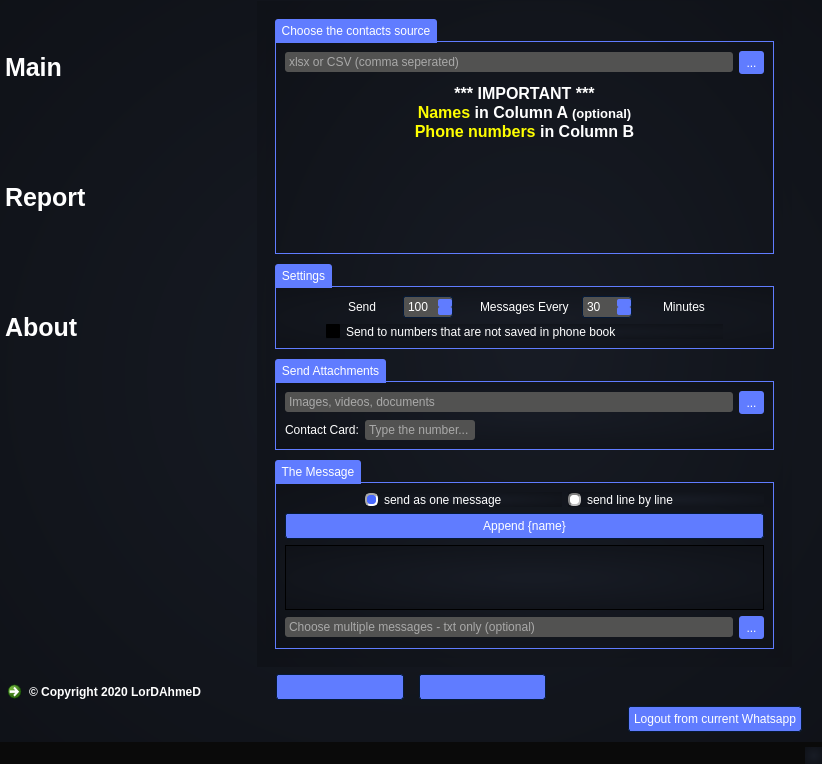
This is untitled.ui in thelordahmed/Whatsapp-bulk-sender as Qt 5 draws it before an edit. The edited form follows.
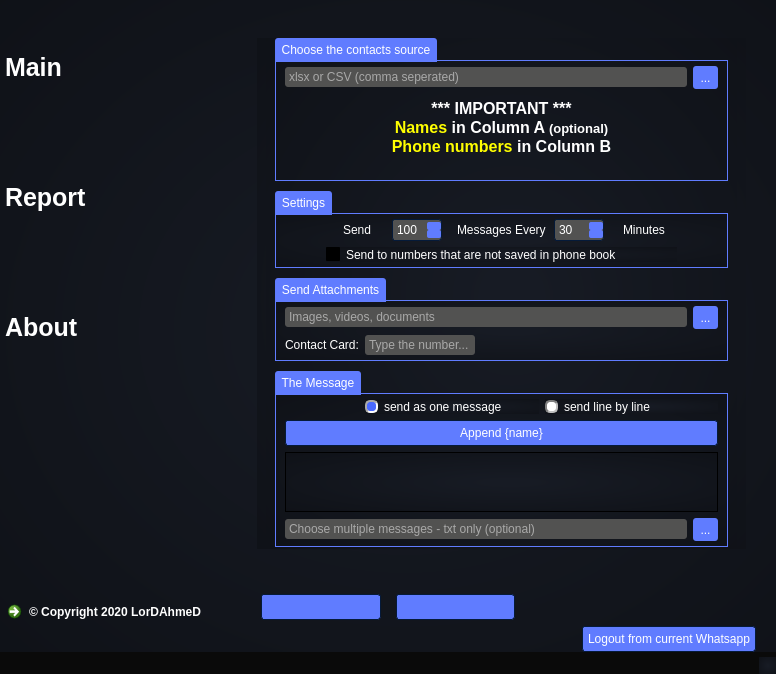
This is the edited form. Icons and pictures are not drawn.

What changed in the file:
```diff
--- a/untitled.ui
+++ b/untitled.ui
@@ -6,8 +6,8 @@
    <rect>
     <x>0</x>
     <y>0</y>
-    <width>822</width>
-    <height>764</height>
+    <width>776</width>
+    <height>674</height>
    </rect>
   </property>
   <property name="minimumSize">
@@ -1185,6 +1185,12 @@
 </string>
   </property>
   <widget class="QWidget" name="centralwidget">
+   <property name="sizePolicy">
+    <sizepolicy hsizetype="Preferred" vsizetype="Fixed">
+     <horstretch>0</horstretch>
+     <verstretch>0</verstretch>
+    </sizepolicy>
+   </property>
    <layout class="QGridLayout" name="gridLayout_2">
     <property name="leftMargin">
      <number>0</number>
@@ -1196,7 +1202,7 @@
      <number>0</number>
     </property>
     <property name="bottomMargin">
-     <number>10</number>
+     <number>0</number>
     </property>
     <item row="1" column="0">
      <widget class="QCommandLinkButton" name="commandLinkButton">
@@ -1426,6 +1432,12 @@
       </item>
       <item>
        <widget class="QTabWidget" name="tabWidget">
+        <property name="sizePolicy">
+         <sizepolicy hsizetype="Expanding" vsizetype="Fixed">
+          <horstretch>0</horstretch>
+          <verstretch>0</verstretch>
+         </sizepolicy>
+        </property>
         <property name="maximumSize">
          <size>
           <width>16777215</width>
@@ -1483,6 +1495,12 @@
           <string>Tab 1</string>
          </attribute>
          <layout class="QVBoxLayout" name="verticalLayout_6" stretch="0">
+          <property name="topMargin">
+           <number>0</number>
+          </property>
+          <property name="bottomMargin">
+           <number>0</number>
+          </property>
           <item>
            <widget class="QFrame" name="frame">
             <property name="sizePolicy">
@@ -1542,8 +1560,20 @@
              <property name="sizeConstraint">
               <enum>QLayout::SetDefaultConstraint</enum>
              </property>
+             <property name="topMargin">
+              <number>0</number>
+             </property>
+             <property name="bottomMargin">
+              <number>0</number>
+             </property>
              <item>
               <widget class="QGroupBox" name="groupBox">
+               <property name="sizePolicy">
+                <sizepolicy hsizetype="Preferred" vsizetype="Fixed">
+                 <horstretch>0</horstretch>
+                 <verstretch>0</verstretch>
+                </sizepolicy>
+               </property>
                <property name="maximumSize">
                 <size>
                  <width>16777215</width>
@@ -1570,14 +1600,26 @@
                 <bool>false</bool>
                </property>
                <layout class="QVBoxLayout" name="verticalLayout">
+                <property name="topMargin">
+                 <number>5</number>
+                </property>
+                <property name="bottomMargin">
+                 <number>5</number>
+                </property>
                 <item>
                  <layout class="QGridLayout" name="gridLayout">
                   <item row="1" column="0">
                    <widget class="QTextBrowser" name="textBrowser">
+                    <property name="sizePolicy">
+                     <sizepolicy hsizetype="Expanding" vsizetype="Fixed">
+                      <horstretch>0</horstretch>
+                      <verstretch>0</verstretch>
+                     </sizepolicy>
+                    </property>
                     <property name="maximumSize">
                      <size>
                       <width>16777215</width>
-                      <height>16777215</height>
+                      <height>80</height>
                      </size>
                     </property>
                     <property name="font">
@@ -1605,7 +1647,7 @@
                      <string>&lt;!DOCTYPE HTML PUBLIC &quot;-//W3C//DTD HTML 4.0//EN&quot; &quot;http://www.w3.org/TR/REC-html40/strict.dtd&quot;&gt;
 &lt;html&gt;&lt;head&gt;&lt;meta name=&quot;qrichtext&quot; content=&quot;1&quot; /&gt;&lt;style type=&quot;text/css&quot;&gt;
 p, li { white-space: pre-wrap; }
-&lt;/style&gt;&lt;/head&gt;&lt;body style=&quot; font-family:'arial'; font-size:8.25pt; font-weight:400; font-style:normal;&quot;&gt;
+&lt;/style&gt;&lt;/head&gt;&lt;body style=&quot; font-family:'arial'; font-size:13pt; font-weight:400; font-style:normal;&quot;&gt;
 &lt;p align=&quot;center&quot; style=&quot; margin-top:0px; margin-bottom:0px; margin-left:0px; margin-right:0px; -qt-block-indent:0; text-indent:0px;&quot;&gt;&lt;span style=&quot; font-family:'MS Shell Dlg 2'; font-size:12pt; font-weight:600; color:#ffffff;&quot;&gt;*** IMPORTANT ***&lt;/span&gt;&lt;/p&gt;
 &lt;p align=&quot;center&quot; style=&quot; margin-top:0px; margin-bottom:0px; margin-left:0px; margin-right:0px; -qt-block-indent:0; text-indent:0px;&quot;&gt;&lt;span style=&quot; font-family:'MS Shell Dlg 2'; font-size:12pt; font-weight:600; color:#ffff00;&quot;&gt;Names&lt;/span&gt;&lt;span style=&quot; font-family:'MS Shell Dlg 2'; font-size:12pt; font-weight:600;&quot;&gt; in Column A &lt;/span&gt;&lt;span style=&quot; font-family:'MS Shell Dlg 2'; font-size:10pt; font-weight:600;&quot;&gt;(optional)&lt;/span&gt;&lt;/p&gt;
 &lt;p align=&quot;center&quot; style=&quot; margin-top:0px; margin-bottom:0px; margin-left:0px; margin-right:0px; -qt-block-indent:0; text-indent:0px;&quot;&gt;&lt;span style=&quot; font-family:'MS Shell Dlg 2'; font-size:12pt; font-weight:600; color:#ffff00;&quot;&gt;Phone numbers&lt;/span&gt;&lt;span style=&quot; font-family:'MS Shell Dlg 2'; font-size:12pt; font-weight:600;&quot;&gt; in Column B&lt;/span&gt;&lt;/p&gt;&lt;/body&gt;&lt;/html&gt;</string>
@@ -1640,6 +1682,12 @@
              </item>
              <item>
               <widget class="QGroupBox" name="groupBox_2">
+               <property name="sizePolicy">
+                <sizepolicy hsizetype="Preferred" vsizetype="Fixed">
+                 <horstretch>0</horstretch>
+                 <verstretch>0</verstretch>
+                </sizepolicy>
+               </property>
                <property name="maximumSize">
                 <size>
                  <width>16777215</width>
@@ -1658,9 +1706,15 @@
                 <property name="leftMargin">
                  <number>50</number>
                 </property>
+                <property name="topMargin">
+                 <number>5</number>
+                </property>
                 <property name="rightMargin">
                  <number>50</number>
                 </property>
+                <property name="bottomMargin">
+                 <number>5</number>
+                </property>
                 <item>
                  <layout class="QVBoxLayout" name="verticalLayout_2">
                   <item>
@@ -1782,6 +1836,12 @@
              </item>
              <item>
               <widget class="QGroupBox" name="groupBox_3">
+               <property name="sizePolicy">
+                <sizepolicy hsizetype="Preferred" vsizetype="Fixed">
+                 <horstretch>0</horstretch>
+                 <verstretch>0</verstretch>
+                </sizepolicy>
+               </property>
                <property name="maximumSize">
                 <size>
                  <width>16777215</width>
@@ -1792,6 +1852,12 @@
                 <string>Send Attachments</string>
                </property>
                <layout class="QFormLayout" name="formLayout">
+                <property name="topMargin">
+                 <number>5</number>
+                </property>
+                <property name="bottomMargin">
+                 <number>5</number>
+                </property>
                 <item row="0" column="0" colspan="2">
                  <layout class="QHBoxLayout" name="horizontalLayout_2">
                   <item>
@@ -1836,6 +1902,12 @@
              </item>
              <item>
               <widget class="QGroupBox" name="groupBox_4">
+               <property name="sizePolicy">
+                <sizepolicy hsizetype="Preferred" vsizetype="Fixed">
+                 <horstretch>0</horstretch>
+                 <verstretch>0</verstretch>
+                </sizepolicy>
+               </property>
                <property name="maximumSize">
                 <size>
                  <width>16777215</width>
@@ -1849,6 +1921,12 @@
                 <set>Qt::AlignLeading|Qt::AlignLeft|Qt::AlignVCenter</set>
                </property>
                <layout class="QVBoxLayout" name="verticalLayout_4" stretch="0,0,0,0">
+                <property name="topMargin">
+                 <number>5</number>
+                </property>
+                <property name="bottomMargin">
+                 <number>5</number>
+                </property>
                 <item>
                  <layout class="QHBoxLayout" name="horizontalLayout_3">
                   <property name="leftMargin">
@@ -1896,7 +1974,14 @@
                  </widget>
                 </item>
                 <item>
-                 <widget class="QPlainTextEdit" name="message_text"/>
+                 <widget class="QPlainTextEdit" name="message_text">
+                  <property name="maximumSize">
+                   <size>
+                    <width>16777215</width>
+                    <height>60</height>
+                   </size>
+                  </property>
+                 </widget>
                 </item>
                 <item>
                  <layout class="QHBoxLayout" name="horizontalLayout_6">
@@ -1946,12 +2031,12 @@
             <attribute name="horizontalHeaderCascadingSectionResizes">
              <bool>false</bool>
             </attribute>
-            <attribute name="horizontalHeaderDefaultSectionSize">
-             <number>125</number>
-            </attribute>
             <attribute name="horizontalHeaderMinimumSectionSize">
              <number>39</number>
             </attribute>
+            <attribute name="horizontalHeaderDefaultSectionSize">
+             <number>125</number>
+            </attribute>
             <attribute name="horizontalHeaderStretchLastSection">
              <bool>true</bool>
             </attribute>
@@ -2065,8 +2150,8 @@
              <string>&lt;!DOCTYPE HTML PUBLIC &quot;-//W3C//DTD HTML 4.0//EN&quot; &quot;http://www.w3.org/TR/REC-html40/strict.dtd&quot;&gt;
 &lt;html&gt;&lt;head&gt;&lt;meta name=&quot;qrichtext&quot; content=&quot;1&quot; /&gt;&lt;style type=&quot;text/css&quot;&gt;
 p, li { white-space: pre-wrap; }
-&lt;/style&gt;&lt;/head&gt;&lt;body style=&quot; font-family:'arial'; font-size:8.25pt; font-weight:400; font-style:normal;&quot;&gt;
-&lt;p align=&quot;center&quot; style=&quot;-qt-paragraph-type:empty; margin-top:0px; margin-bottom:0px; margin-left:0px; margin-right:0px; -qt-block-indent:0; text-indent:0px;&quot;&gt;&lt;br /&gt;&lt;/p&gt;
+&lt;/style&gt;&lt;/head&gt;&lt;body style=&quot; font-family:'arial'; font-size:13pt; font-weight:400; font-style:normal;&quot;&gt;
+&lt;p align=&quot;center&quot; style=&quot;-qt-paragraph-type:empty; margin-top:0px; margin-bottom:0px; margin-left:0px; margin-right:0px; -qt-block-indent:0; text-indent:0px; font-size:8.25pt;&quot;&gt;&lt;br /&gt;&lt;/p&gt;
 &lt;p align=&quot;center&quot; style=&quot;-qt-paragraph-type:empty; margin-top:0px; margin-bottom:0px; margin-left:0px; margin-right:0px; -qt-block-indent:0; text-indent:0px; font-family:'MS Shell Dlg 2'; font-size:22pt; font-weight:600;&quot;&gt;&lt;br /&gt;&lt;/p&gt;
 &lt;p align=&quot;center&quot; style=&quot;-qt-paragraph-type:empty; margin-top:0px; margin-bottom:0px; margin-left:0px; margin-right:0px; -qt-block-indent:0; text-indent:0px; font-family:'MS Shell Dlg 2'; font-size:22pt; font-weight:600;&quot;&gt;&lt;br /&gt;&lt;/p&gt;
 &lt;p align=&quot;center&quot; style=&quot; margin-top:0px; margin-bottom:0px; margin-left:0px; margin-right:0px; -qt-block-indent:0; text-indent:0px;&quot;&gt;&lt;span style=&quot; font-family:'MS Shell Dlg 2'; font-size:22pt; font-weight:600;&quot;&gt;Thanks for using my software :)&lt;/span&gt;&lt;/p&gt;&lt;/body&gt;&lt;/html&gt;</string>
@@ -2094,8 +2179,8 @@
              <string>&lt;!DOCTYPE HTML PUBLIC &quot;-//W3C//DTD HTML 4.0//EN&quot; &quot;http://www.w3.org/TR/REC-html40/strict.dtd&quot;&gt;
 &lt;html&gt;&lt;head&gt;&lt;meta name=&quot;qrichtext&quot; content=&quot;1&quot; /&gt;&lt;style type=&quot;text/css&quot;&gt;
 p, li { white-space: pre-wrap; }
-&lt;/style&gt;&lt;/head&gt;&lt;body style=&quot; font-family:'arial'; font-size:8.25pt; font-weight:400; font-style:normal;&quot;&gt;
-&lt;p align=&quot;center&quot; style=&quot;-qt-paragraph-type:empty; margin-top:0px; margin-bottom:0px; margin-left:0px; margin-right:0px; -qt-block-indent:0; text-indent:0px;&quot;&gt;&lt;br /&gt;&lt;/p&gt;
+&lt;/style&gt;&lt;/head&gt;&lt;body style=&quot; font-family:'arial'; font-size:13pt; font-weight:400; font-style:normal;&quot;&gt;
+&lt;p align=&quot;center&quot; style=&quot;-qt-paragraph-type:empty; margin-top:0px; margin-bottom:0px; margin-left:0px; margin-right:0px; -qt-block-indent:0; text-indent:0px; font-size:8.25pt;&quot;&gt;&lt;br /&gt;&lt;/p&gt;
 &lt;p align=&quot;center&quot; style=&quot;-qt-paragraph-type:empty; margin-top:0px; margin-bottom:0px; margin-left:0px; margin-right:0px; -qt-block-indent:0; text-indent:0px; font-family:'MS Shell Dlg 2'; font-size:18pt; font-weight:600;&quot;&gt;&lt;br /&gt;&lt;/p&gt;
 &lt;p align=&quot;center&quot; style=&quot;-qt-paragraph-type:empty; margin-top:0px; margin-bottom:0px; margin-left:0px; margin-right:0px; -qt-block-indent:0; text-indent:0px; font-family:'MS Shell Dlg 2'; font-size:18pt; font-weight:600;&quot;&gt;&lt;br /&gt;&lt;/p&gt;
 &lt;p align=&quot;center&quot; style=&quot; margin-top:0px; margin-bottom:0px; margin-left:0px; margin-right:0px; -qt-block-indent:0; text-indent:0px;&quot;&gt;&lt;span style=&quot; font-family:'MS Shell Dlg 2'; font-size:18pt; font-weight:600;&quot;&gt;- Contact Me -&lt;/span&gt;&lt;/p&gt;
```
